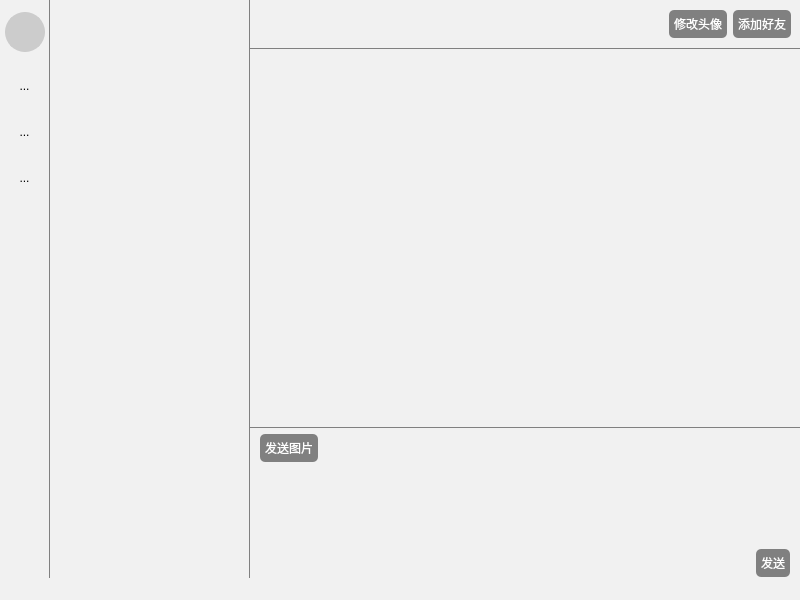
Above: AllChatClient/mainwindow.ui from siju-m/AllChat before the change. Below: the same form after it.
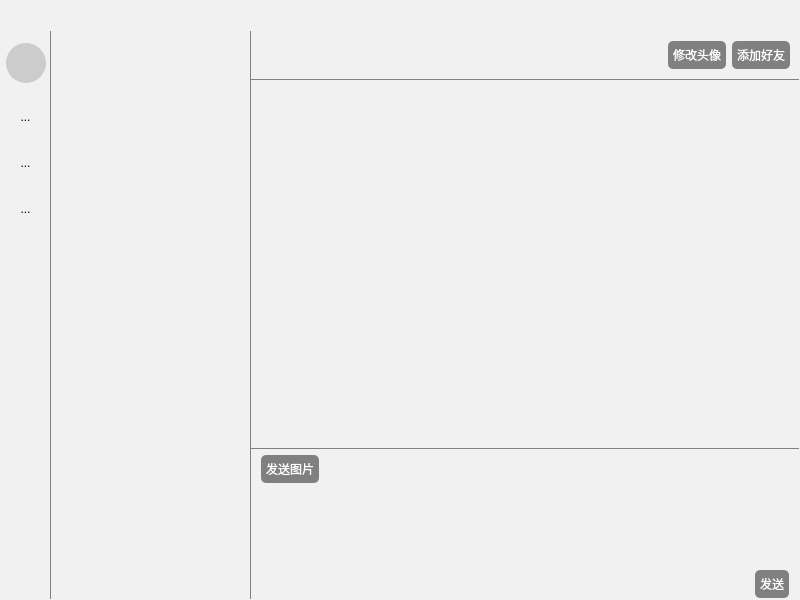
That is the form after the change. The open tabs and pages were chosen to show the change. Icons and pictures are not drawn. Custom widgets are drawn as their Qt base class.

Diff of the .ui file:
```diff
--- a/AllChatClient/mainwindow.ui
+++ b/AllChatClient/mainwindow.ui
@@ -12,8 +12,8 @@
   </property>
   <property name="minimumSize">
    <size>
-    <width>800</width>
-    <height>600</height>
+    <width>400</width>
+    <height>300</height>
    </size>
   </property>
   <property name="windowTitle">
@@ -27,18 +27,37 @@
     <string notr="true"/>
    </property>
    <layout class="QVBoxLayout" name="verticalLayout_2">
+    <property name="spacing">
+     <number>0</number>
+    </property>
     <property name="leftMargin">
-     <number>0</number>
+     <number>1</number>
     </property>
     <property name="topMargin">
-     <number>0</number>
+     <number>1</number>
     </property>
     <property name="rightMargin">
-     <number>0</number>
+     <number>1</number>
     </property>
     <property name="bottomMargin">
-     <number>0</number>
+     <number>1</number>
     </property>
+    <item>
+     <widget class="CustomTitleBar" name="titleBar" native="true">
+      <property name="minimumSize">
+       <size>
+        <width>0</width>
+        <height>30</height>
+       </size>
+      </property>
+      <property name="maximumSize">
+       <size>
+        <width>16777215</width>
+        <height>30</height>
+       </size>
+      </property>
+     </widget>
+    </item>
     <item>
      <layout class="QHBoxLayout" name="horizontalLayout_4" stretch="0,0,4">
       <property name="spacing">
@@ -383,8 +402,41 @@
           <height>16777215</height>
          </size>
         </property>
+        <property name="styleSheet">
+         <string notr="true">QScrollBar:vertical {
+    border: none;
+    background: #f0f0f0;
+    width: 10px;
+    margin: 0px 0px 0px 0px;
+}
+QScrollBar::handle:vertical {
+    background: #888;
+    min-height: 20px;
+    border-radius: 5px;
+}
+
+QScrollBar::handle:vertical:hover {
+    background: #666;
+}
+
+QScrollBar::handle:vertical:pressed {
+    background: #444;
+}
+
+QScrollBar::add-line:vertical, 
+QScrollBar::sub-line:vertical {
+    background: none;
+    border: none;
+}
+
+QScrollBar::add-page:vertical, 
+QScrollBar::sub-page:vertical {
+    background: none;
+}
+</string>
+        </property>
         <property name="currentIndex">
-         <number>2</number>
+         <number>0</number>
         </property>
         <widget class="QWidget" name="page">
          <layout class="QVBoxLayout" name="verticalLayout_7">
@@ -691,7 +743,7 @@
             <number>0</number>
            </property>
            <item>
-            <widget class="QWidget" name="widget" native="true">
+            <widget class="QWidget" name="widget_2" native="true">
              <property name="minimumSize">
               <size>
                <width>0</width>
@@ -828,7 +880,7 @@
             </widget>
            </item>
            <item>
-            <widget class="QWidget" name="widget_2" native="true">
+            <widget class="QWidget" name="widget_9" native="true">
              <property name="minimumSize">
               <size>
                <width>0</width>
@@ -932,7 +984,6 @@
     </item>
    </layout>
   </widget>
-  <widget class="QStatusBar" name="statusBar"/>
   <widget class="QMenuBar" name="menuBar">
    <property name="geometry">
     <rect>
@@ -955,6 +1006,12 @@
    <extends>QLabel</extends>
    <header>View/onlinestatelabel.h</header>
   </customwidget>
+  <customwidget>
+   <class>CustomTitleBar</class>
+   <extends>QWidget</extends>
+   <header>View/customtitlebar.h</header>
+   <container>1</container>
+  </customwidget>
  </customwidgets>
  <resources/>
  <connections/>
```
